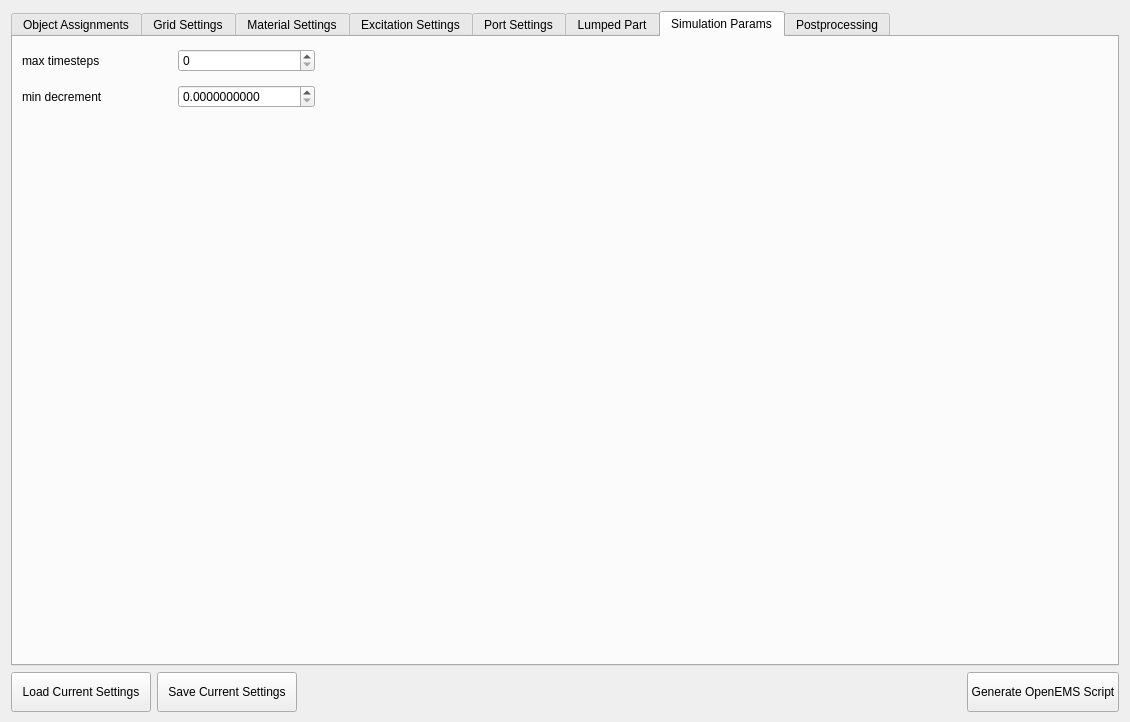
Before: the Qt Designer form ui/dialog.ui in LubomirJagos/FreeCAD-OpenEMS-Export, drawn with Qt 5.
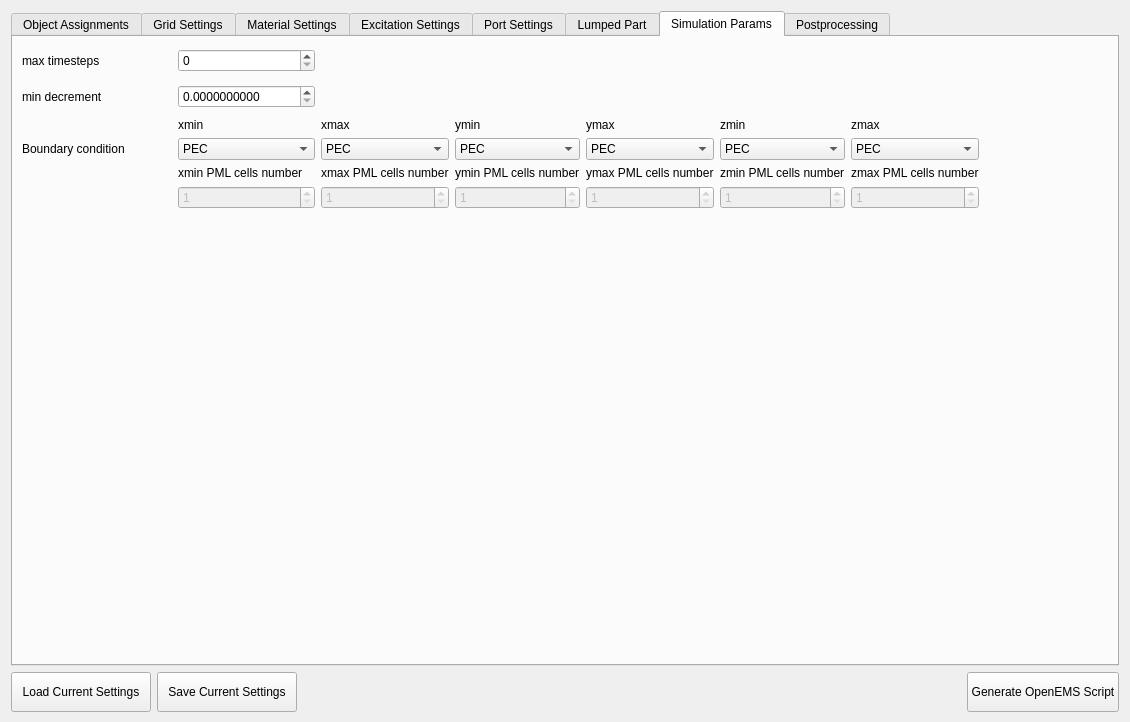
After: the same form once the commit is applied. The open tabs and pages were chosen to show the change.

Commit message:
Added comboboxes to simulation settings for boundary conditions, also added it to save and load function. Added buttons to draw grid in XZ and YZ plane, just placeholders now.
ToDo:
    - code to draw grid in planes XZ, YZ
    - implement include gridlines inside object
    - implement grid priority drawing (code snippet which in octave remove code lines in mesh in some interval)

Patch:
```diff
--- a/ui/dialog.ui
+++ b/ui/dialog.ui
@@ -34,7 +34,7 @@
      <item>
       <widget class="QTabWidget" name="openEMSTab">
        <property name="currentIndex">
-        <number>7</number>
+        <number>0</number>
        </property>
        <widget class="QWidget" name="objectAssignmentTab">
         <attribute name="title">
@@ -795,18 +795,32 @@
             </widget>
            </item>
            <item>
-            <widget class="QPushButton" name="displayGridLinesInModelButton">
+            <widget class="QPushButton" name="displayXYGridLinesInModelButton">
              <property name="enabled">
               <bool>true</bool>
              </property>
              <property name="text">
-              <string>Display grid lines in model</string>
+              <string>Display XY grid lines in model</string>
              </property>
              <property name="checkable">
               <bool>false</bool>
              </property>
             </widget>
            </item>
+           <item>
+            <widget class="QPushButton" name="displayXZGridLinesInModelButton">
+             <property name="text">
+              <string>Display XZ grid lines in model</string>
+             </property>
+            </widget>
+           </item>
+           <item>
+            <widget class="QPushButton" name="displayYZGridLinesInModelButton">
+             <property name="text">
+              <string>Display YZ grid lines in model</string>
+             </property>
+            </widget>
+           </item>
            <item>
             <spacer name="verticalSpacer_3">
              <property name="orientation">
@@ -2093,38 +2107,6 @@
         <layout class="QHBoxLayout" name="horizontalLayout_18">
          <item>
           <layout class="QGridLayout" name="gridLayout_7">
-           <item row="0" column="0">
-            <widget class="QLabel" name="label_23">
-             <property name="sizePolicy">
-              <sizepolicy hsizetype="Minimum" vsizetype="Minimum">
-               <horstretch>0</horstretch>
-               <verstretch>0</verstretch>
-              </sizepolicy>
-             </property>
-             <property name="minimumSize">
-              <size>
-               <width>120</width>
-               <height>30</height>
-              </size>
-             </property>
-             <property name="text">
-              <string>max timesteps</string>
-             </property>
-            </widget>
-           </item>
-           <item row="2" column="1">
-            <spacer name="verticalSpacer_8">
-             <property name="orientation">
-              <enum>Qt::Vertical</enum>
-             </property>
-             <property name="sizeHint" stdset="0">
-              <size>
-               <width>20</width>
-               <height>40</height>
-              </size>
-             </property>
-            </spacer>
-           </item>
            <item row="1" column="0">
             <widget class="QLabel" name="label_25">
              <property name="minimumSize">
@@ -2138,18 +2120,14 @@
              </property>
             </widget>
            </item>
-           <item row="0" column="1">
-            <widget class="QSpinBox" name="simParamsMaxTimesteps">
-             <property name="maximum">
-              <number>1000000000</number>
-             </property>
-             <property name="singleStep">
-              <number>1000</number>
-             </property>
-            </widget>
-           </item>
            <item row="1" column="1">
             <widget class="QDoubleSpinBox" name="simParamsMinDecrement">
+             <property name="sizePolicy">
+              <sizepolicy hsizetype="Preferred" vsizetype="Fixed">
+               <horstretch>0</horstretch>
+               <verstretch>0</verstretch>
+              </sizepolicy>
+             </property>
              <property name="decimals">
               <number>10</number>
              </property>
@@ -2161,7 +2139,113 @@
              </property>
             </widget>
            </item>
-           <item row="0" column="2">
+           <item row="3" column="6">
+            <widget class="QComboBox" name="BCzmax">
+             <item>
+              <property name="text">
+               <string>PEC</string>
+              </property>
+             </item>
+             <item>
+              <property name="text">
+               <string>PMC</string>
+              </property>
+             </item>
+             <item>
+              <property name="text">
+               <string>MUR</string>
+              </property>
+             </item>
+             <item>
+              <property name="text">
+               <string>PML</string>
+              </property>
+             </item>
+            </widget>
+           </item>
+           <item row="6" column="1">
+            <spacer name="verticalSpacer_8">
+             <property name="orientation">
+              <enum>Qt::Vertical</enum>
+             </property>
+             <property name="sizeHint" stdset="0">
+              <size>
+               <width>20</width>
+               <height>40</height>
+              </size>
+             </property>
+            </spacer>
+           </item>
+           <item row="3" column="0">
+            <widget class="QLabel" name="label_32">
+             <property name="text">
+              <string>Boundary condition</string>
+             </property>
+            </widget>
+           </item>
+           <item row="2" column="4">
+            <widget class="QLabel" name="label_31">
+             <property name="text">
+              <string>ymax</string>
+             </property>
+            </widget>
+           </item>
+           <item row="2" column="6">
+            <widget class="QLabel" name="label_33">
+             <property name="text">
+              <string>zmax</string>
+             </property>
+            </widget>
+           </item>
+           <item row="2" column="1">
+            <widget class="QLabel" name="label_21">
+             <property name="text">
+              <string>xmin</string>
+             </property>
+            </widget>
+           </item>
+           <item row="3" column="5">
+            <widget class="QComboBox" name="BCzmin">
+             <item>
+              <property name="text">
+               <string>PEC</string>
+              </property>
+             </item>
+             <item>
+              <property name="text">
+               <string>PMC</string>
+              </property>
+             </item>
+             <item>
+              <property name="text">
+               <string>MUR</string>
+              </property>
+             </item>
+             <item>
+              <property name="text">
+               <string>PML</string>
+              </property>
+             </item>
+            </widget>
+           </item>
+           <item row="0" column="1">
+            <widget class="QSpinBox" name="simParamsMaxTimesteps">
+             <property name="maximum">
+              <number>1000000000</number>
+             </property>
+             <property name="singleStep">
+              <number>1000</number>
+             </property>
+            </widget>
+           </item>
+           <item row="2" column="2">
+            <widget class="QLabel" name="label_22">
+             <property name="text">
+              <string>xmax</string>
+             </property>
+            </widget>
+           </item>
+           <item row="0" column="9">
             <spacer name="horizontalSpacer_12">
              <property name="orientation">
               <enum>Qt::Horizontal</enum>
@@ -2174,6 +2258,240 @@
              </property>
             </spacer>
            </item>
+           <item row="3" column="4">
+            <widget class="QComboBox" name="BCymax">
+             <item>
+              <property name="text">
+               <string>PEC</string>
+              </property>
+             </item>
+             <item>
+              <property name="text">
+               <string>PMC</string>
+              </property>
+             </item>
+             <item>
+              <property name="text">
+               <string>MUR</string>
+              </property>
+             </item>
+             <item>
+              <property name="text">
+               <string>PML</string>
+              </property>
+             </item>
+            </widget>
+           </item>
+           <item row="3" column="1">
+            <widget class="QComboBox" name="BCxmin">
+             <item>
+              <property name="text">
+               <string>PEC</string>
+              </property>
+             </item>
+             <item>
+              <property name="text">
+               <string>PMC</string>
+              </property>
+             </item>
+             <item>
+              <property name="text">
+               <string>MUR</string>
+              </property>
+             </item>
+             <item>
+              <property name="text">
+               <string>PML</string>
+              </property>
+             </item>
+            </widget>
+           </item>
+           <item row="3" column="2">
+            <widget class="QComboBox" name="BCxmax">
+             <item>
+              <property name="text">
+               <string>PEC</string>
+              </property>
+             </item>
+             <item>
+              <property name="text">
+               <string>PMC</string>
+              </property>
+             </item>
+             <item>
+              <property name="text">
+               <string>MUR</string>
+              </property>
+             </item>
+             <item>
+              <property name="text">
+               <string>PML</string>
+              </property>
+             </item>
+            </widget>
+           </item>
+           <item row="2" column="5">
+            <widget class="QLabel" name="label_20">
+             <property name="text">
+              <string>zmin</string>
+             </property>
+            </widget>
+           </item>
+           <item row="0" column="0">
+            <widget class="QLabel" name="label_23">
+             <property name="sizePolicy">
+              <sizepolicy hsizetype="Minimum" vsizetype="Minimum">
+               <horstretch>0</horstretch>
+               <verstretch>0</verstretch>
+              </sizepolicy>
+             </property>
+             <property name="minimumSize">
+              <size>
+               <width>120</width>
+               <height>30</height>
+              </size>
+             </property>
+             <property name="text">
+              <string>max timesteps</string>
+             </property>
+            </widget>
+           </item>
+           <item row="3" column="3">
+            <widget class="QComboBox" name="BCymin">
+             <item>
+              <property name="text">
+               <string>PEC</string>
+              </property>
+             </item>
+             <item>
+              <property name="text">
+               <string>PMC</string>
+              </property>
+             </item>
+             <item>
+              <property name="text">
+               <string>MUR</string>
+              </property>
+             </item>
+             <item>
+              <property name="text">
+               <string>PML</string>
+              </property>
+             </item>
+            </widget>
+           </item>
+           <item row="2" column="3">
+            <widget class="QLabel" name="label_30">
+             <property name="text">
+              <string>ymin</string>
+             </property>
+            </widget>
+           </item>
+           <item row="5" column="1">
+            <widget class="QSpinBox" name="PMLxmincells">
+             <property name="enabled">
+              <bool>false</bool>
+             </property>
+             <property name="minimum">
+              <number>1</number>
+             </property>
+            </widget>
+           </item>
+           <item row="4" column="2">
+            <widget class="QLabel" name="label_35">
+             <property name="text">
+              <string>xmax PML cells number</string>
+             </property>
+            </widget>
+           </item>
+           <item row="4" column="3">
+            <widget class="QLabel" name="label_36">
+             <property name="text">
+              <string>ymin PML cells number</string>
+             </property>
+            </widget>
+           </item>
+           <item row="4" column="4">
+            <widget class="QLabel" name="label_37">
+             <property name="text">
+              <string>ymax PML cells number</string>
+             </property>
+            </widget>
+           </item>
+           <item row="4" column="5">
+            <widget class="QLabel" name="label_38">
+             <property name="text">
+              <string>zmin PML cells number</string>
+             </property>
+            </widget>
+           </item>
+           <item row="4" column="6">
+            <widget class="QLabel" name="label_39">
+             <property name="text">
+              <string>zmax PML cells number</string>
+             </property>
+            </widget>
+           </item>
+           <item row="5" column="2">
+            <widget class="QSpinBox" name="PMLxmaxcells">
+             <property name="enabled">
+              <bool>false</bool>
+             </property>
+             <property name="minimum">
+              <number>1</number>
+             </property>
+            </widget>
+           </item>
+           <item row="5" column="3">
+            <widget class="QSpinBox" name="PMLymincells">
+             <property name="enabled">
+              <bool>false</bool>
+             </property>
+             <property name="minimum">
+              <number>1</number>
+             </property>
+            </widget>
+           </item>
+           <item row="5" column="4">
+            <widget class="QSpinBox" name="PMLymaxcells">
+             <property name="enabled">
+              <bool>false</bool>
+             </property>
+             <property name="minimum">
+              <number>1</number>
+             </property>
+            </widget>
+           </item>
+           <item row="5" column="5">
+            <widget class="QSpinBox" name="PMLzmincells">
+             <property name="enabled">
+              <bool>false</bool>
+             </property>
+             <property name="minimum">
+              <number>1</number>
+             </property>
+             <property name="value">
+              <number>1</number>
+             </property>
+            </widget>
+           </item>
+           <item row="5" column="6">
+            <widget class="QSpinBox" name="PMLzmaxcells">
+             <property name="enabled">
+              <bool>false</bool>
+             </property>
+             <property name="minimum">
+              <number>1</number>
+             </property>
+            </widget>
+           </item>
+           <item row="4" column="1">
+            <widget class="QLabel" name="label_34">
+             <property name="text">
+              <string>xmin PML cells number</string>
+             </property>
+            </widget>
+           </item>
           </layout>
          </item>
         </layout>
```
The commit also changes 1 other file.
